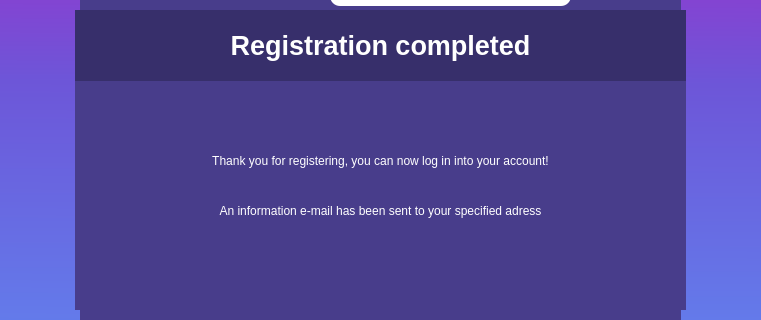
First picture: the form in Client/Client/LoginForm.ui, repository Mihnea11/Triviador, before the edit; both pictures show x 260 to 1021 and y 200 to 520 of the 1280 by 720 pixel window.
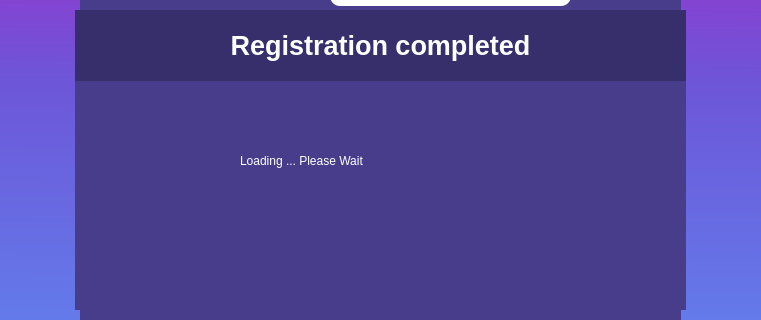
Second picture: the form after the edit.

The edit to the form file:
```diff
--- a/Client/Client/LoginForm.ui
+++ b/Client/Client/LoginForm.ui
@@ -6,7 +6,7 @@
    <rect>
     <x>0</x>
     <y>0</y>
-    <width>1280</width>
+    <width>1126</width>
     <height>720</height>
    </rect>
   </property>
@@ -17,6 +17,18 @@
    <string notr="true">background-color: qlineargradient(spread:reflect, x1:0.988636, y1:0.995, x2:1, y2:0, stop:0 rgba(116, 172, 255, 255), stop:0.251894 rgba(99, 124, 235, 255), stop:0.598485 rgba(109, 86, 216, 255), stop:0.831439 rgba(153, 50, 204, 255));</string>
   </property>
   <widget class="QWidget" name="centralWidget">
+   <property name="minimumSize">
+    <size>
+     <width>1280</width>
+     <height>720</height>
+    </size>
+   </property>
+   <property name="maximumSize">
+    <size>
+     <width>1280</width>
+     <height>720</height>
+    </size>
+   </property>
    <widget class="QWidget" name="LoginForm" native="true">
     <property name="geometry">
      <rect>
@@ -601,6 +613,36 @@
      </property>
     </widget>
    </widget>
+   <widget class="QWidget" name="LoggingWait" native="true">
+    <property name="geometry">
+     <rect>
+      <x>340</x>
+      <y>290</y>
+      <width>601</width>
+      <height>141</height>
+     </rect>
+    </property>
+    <property name="styleSheet">
+     <string notr="true">background-color: rgb(72, 61, 139);</string>
+    </property>
+    <widget class="QLabel" name="LoadingLabel">
+     <property name="geometry">
+      <rect>
+       <x>160</x>
+       <y>50</y>
+       <width>381</width>
+       <height>41</height>
+      </rect>
+     </property>
+     <property name="styleSheet">
+      <string notr="true">color: rgb(255, 255, 255);
+font: 700 18pt &quot;Segoe UI&quot;;</string>
+     </property>
+     <property name="text">
+      <string>Loading ... Please Wait</string>
+     </property>
+    </widget>
+   </widget>
   </widget>
  </widget>
  <layoutdefault spacing="6" margin="11"/>
```
